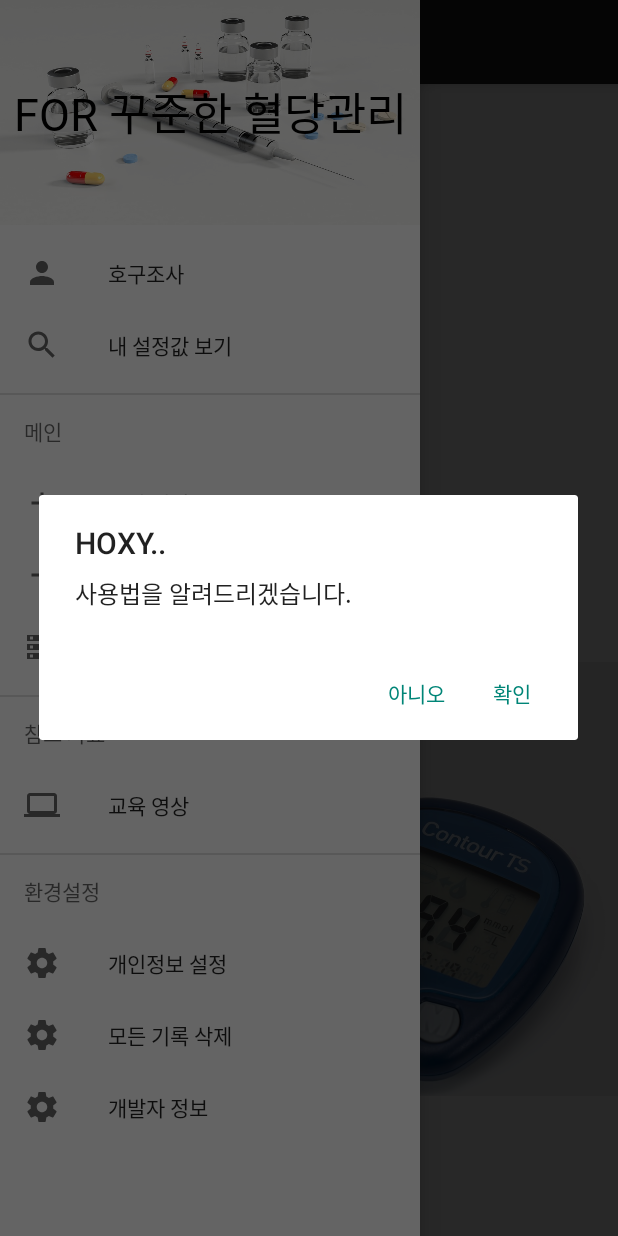
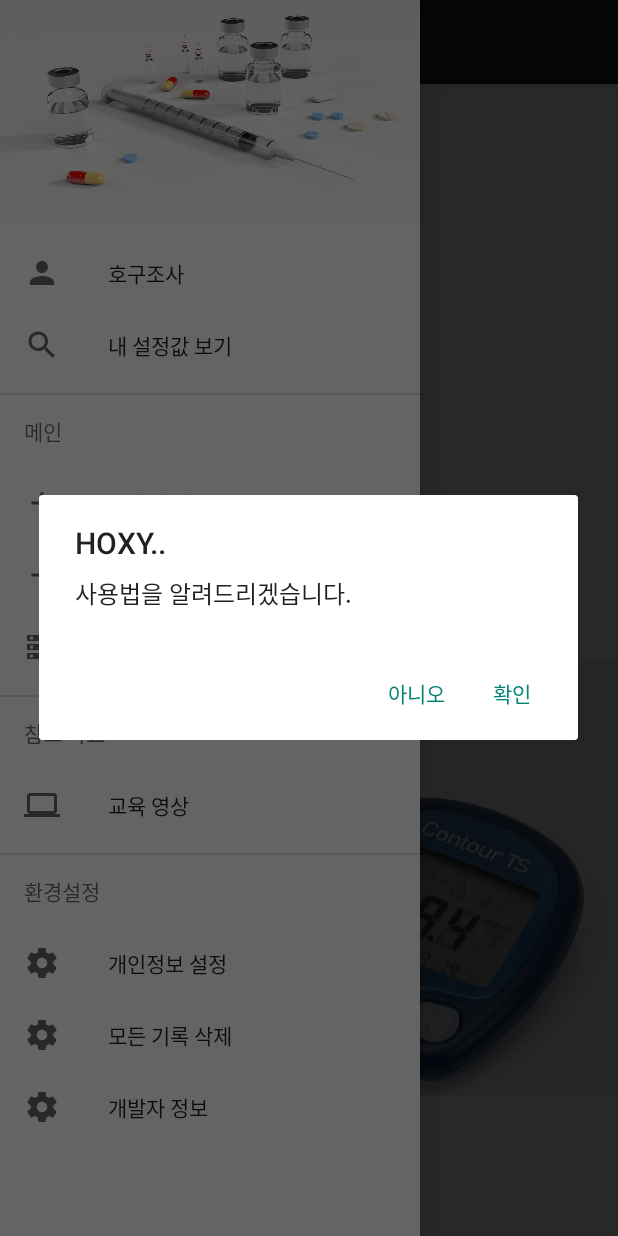
Before and after one commit to kin7274/needle181105, an Android app: the MainActivity screen opened directly, with no data from a screen before it, with the side drawer open, on a phone screen of 412 x 824 dp. Run offline under Robolectric (Android 15) with nearby library versions, the phone set to English and light mode, and no system bars; libraries missing offline, so code that uses them is left out: io.paperdb; 2 statements that could not run were skipped.

Commit message:
ㅇㅇㅇ
ㅇㅇㅇ

```diff
--- a/MMK/app/src/main/res/layout/drawer_header.xml
+++ b/MMK/app/src/main/res/layout/drawer_header.xml
@@ -13,15 +13,4 @@
         android:scaleType="fitXY"
         android:src="@drawable/image_drawer_header" />
 
-    <TextView
-        android:layout_width="match_parent"
-        android:layout_height="match_parent"
-        android:layout_alignParentStart="true"
-        android:layout_alignParentBottom="true"
-        android:fontFamily="@font/my_font_family"
-        android:gravity="center_vertical|center_horizontal"
-        android:text="FOR 꾸준한 혈당관리"
-        android:textColor="@color/black"
-        android:textSize="30sp" />
-
 </RelativeLayout>
```
